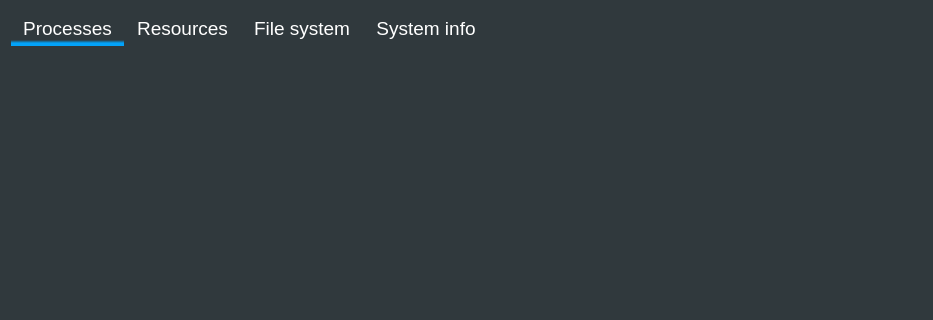
The window that ui_forms/main_form.ui (DrMakaron/pyqt_exam) describes before a commit, drawn with Qt 5; both pictures show x 0 to 933 and y 0 to 320 of the 933 by 672 pixel window.
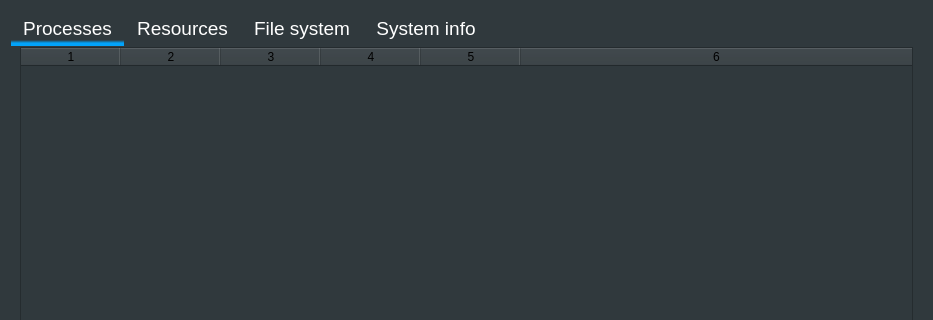
The same window after the commit.

What changed in the file:
```diff
--- a/ui_forms/main_form.ui
+++ b/ui_forms/main_form.ui
@@ -79,6 +79,51 @@
       <attribute name="title">
        <string>Processes</string>
       </attribute>
+      <layout class="QHBoxLayout" name="horizontalLayout_4">
+       <item>
+        <widget class="QTableWidget" name="proc_table">
+         <attribute name="horizontalHeaderCascadingSectionResizes">
+          <bool>false</bool>
+         </attribute>
+         <attribute name="horizontalHeaderShowSortIndicator" stdset="0">
+          <bool>false</bool>
+         </attribute>
+         <attribute name="horizontalHeaderStretchLastSection">
+          <bool>true</bool>
+         </attribute>
+         <column>
+          <property name="text">
+           <string>1</string>
+          </property>
+         </column>
+         <column>
+          <property name="text">
+           <string>2</string>
+          </property>
+         </column>
+         <column>
+          <property name="text">
+           <string>3</string>
+          </property>
+         </column>
+         <column>
+          <property name="text">
+           <string>4</string>
+          </property>
+         </column>
+         <column>
+          <property name="text">
+           <string>5</string>
+          </property>
+         </column>
+         <column>
+          <property name="text">
+           <string>6</string>
+          </property>
+         </column>
+        </widget>
+       </item>
+      </layout>
      </widget>
      <widget class="QWidget" name="tab_2">
       <attribute name="title">
```
